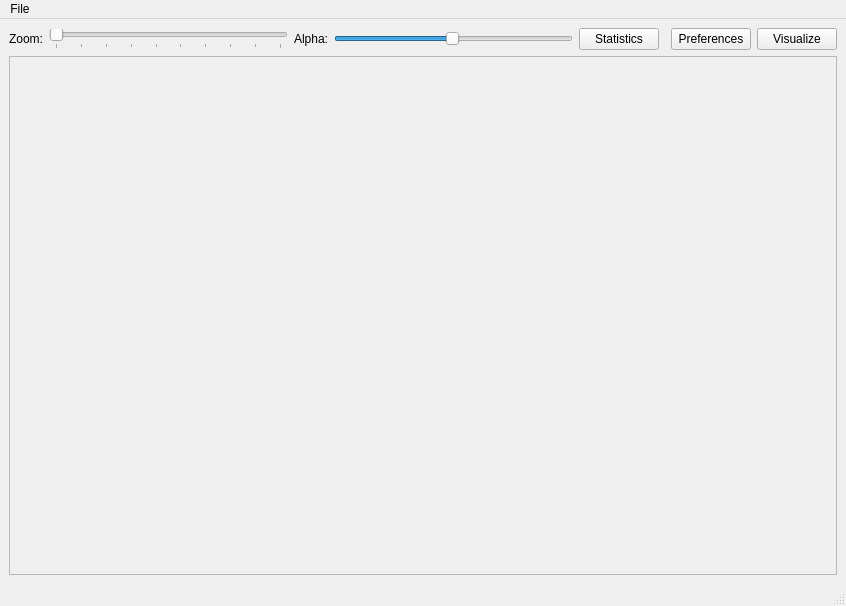
First picture: the form in gui.ui, repository maxscheurer/pycontact, before the edit.
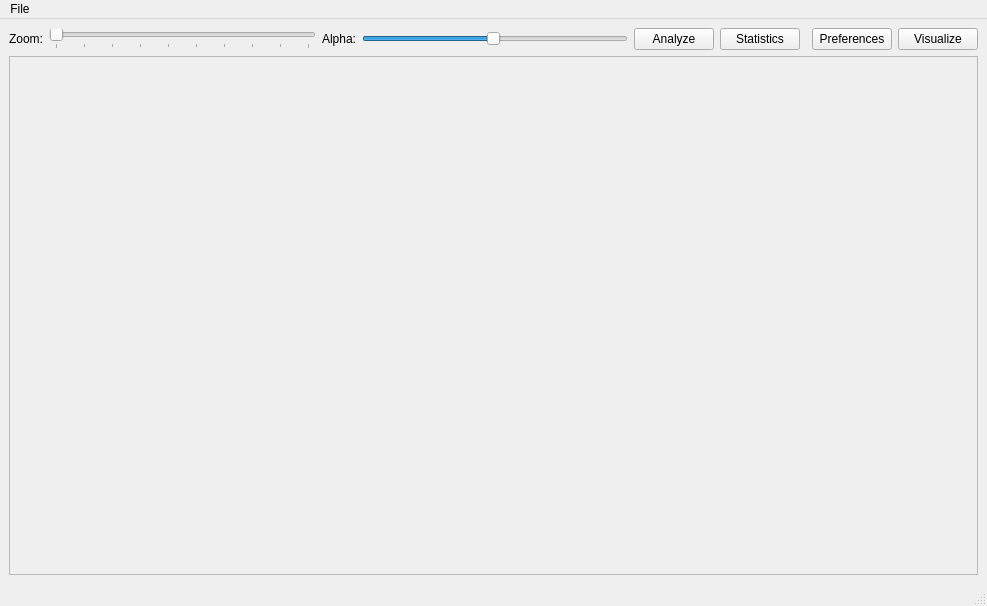
Second picture: the form after the edit.

The edit to the form file:
```diff
--- a/gui.ui
+++ b/gui.ui
@@ -6,7 +6,7 @@
    <rect>
     <x>0</x>
     <y>0</y>
-    <width>846</width>
+    <width>987</width>
     <height>606</height>
    </rect>
   </property>
@@ -72,7 +72,7 @@
       </property>
      </widget>
     </item>
-    <item row="0" column="6">
+    <item row="0" column="7">
      <widget class="QPushButton" name="openPreferencesButton">
       <property name="sizePolicy">
        <sizepolicy hsizetype="Fixed" vsizetype="Fixed">
@@ -85,7 +85,7 @@
       </property>
      </widget>
     </item>
-    <item row="0" column="4">
+    <item row="0" column="5">
      <widget class="QPushButton" name="statisticsButton">
       <property name="text">
        <string>Statistics</string>
@@ -114,14 +114,14 @@
       </property>
      </widget>
     </item>
-    <item row="0" column="7">
+    <item row="0" column="8">
      <widget class="QPushButton" name="visButton">
       <property name="text">
        <string>Visualize</string>
       </property>
      </widget>
     </item>
-    <item row="3" column="0" colspan="8">
+    <item row="3" column="0" colspan="9">
      <widget class="QScrollArea" name="scrollArea">
       <property name="sizeAdjustPolicy">
        <enum>QAbstractScrollArea::AdjustIgnored</enum>
@@ -134,13 +134,20 @@
         <rect>
          <x>0</x>
          <y>0</y>
-         <width>820</width>
+         <width>961</width>
          <height>499</height>
         </rect>
        </property>
       </widget>
      </widget>
     </item>
+    <item row="0" column="4">
+     <widget class="QPushButton" name="analysisButton">
+      <property name="text">
+       <string>Analyze</string>
+      </property>
+     </widget>
+    </item>
    </layout>
   </widget>
   <widget class="QStatusBar" name="statusbar"/>
@@ -149,7 +156,7 @@
     <rect>
      <x>0</x>
      <y>0</y>
-     <width>846</width>
+     <width>987</width>
      <height>22</height>
     </rect>
    </property>
```
Left out of the diff: 9 changed lines with no effect on the pictures.
